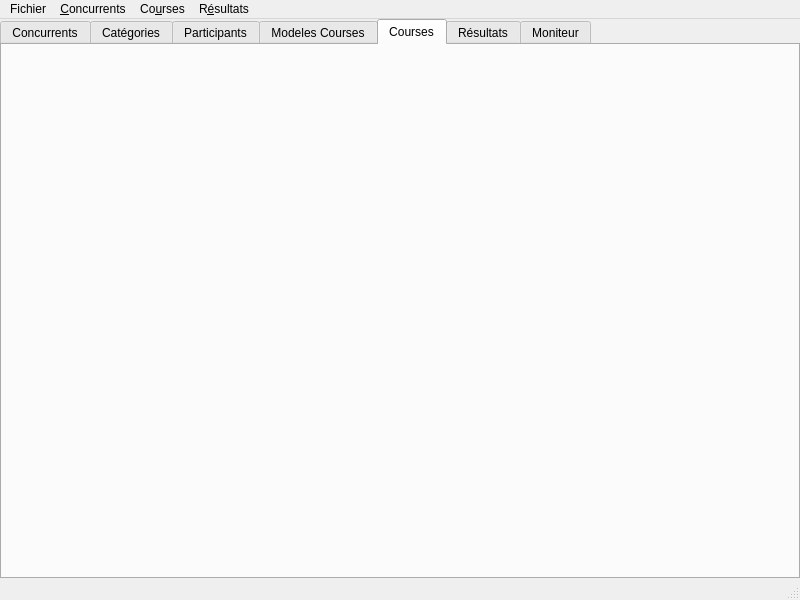
First picture: the form in MainWindow.ui, repository alcatrazproduction/Chrono, before the edit.
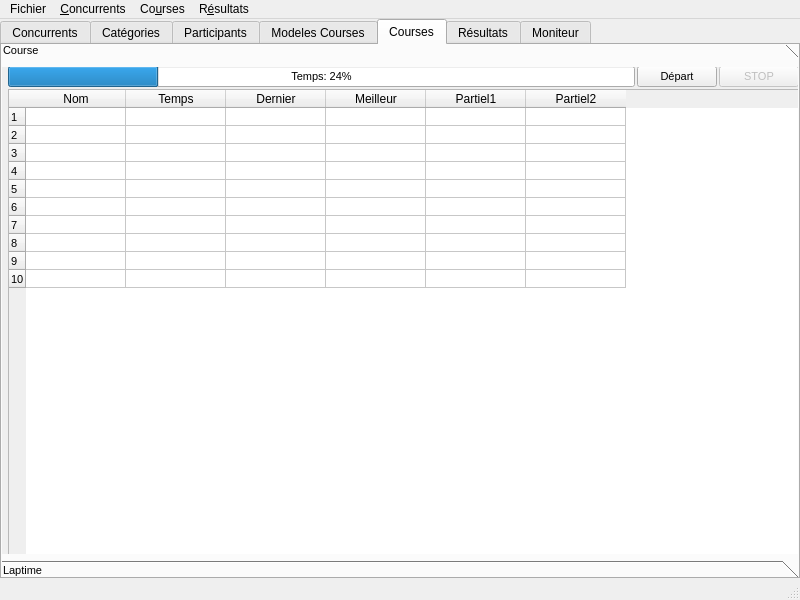
Second picture: the form after the edit. The open tabs and pages were chosen to show the change.

Diff of the .ui file:
```diff
--- a/MainWindow.ui
+++ b/MainWindow.ui
@@ -1619,6 +1619,285 @@
      <attribute name="title">
       <string>Courses</string>
      </attribute>
+     <widget class="QToolBox" name="toolBox">
+      <property name="geometry">
+       <rect>
+        <x>-3</x>
+        <y>-5</y>
+        <width>821</width>
+        <height>541</height>
+       </rect>
+      </property>
+      <property name="sizePolicy">
+       <sizepolicy hsizetype="Maximum" vsizetype="Maximum">
+        <horstretch>0</horstretch>
+        <verstretch>0</verstretch>
+       </sizepolicy>
+      </property>
+      <property name="font">
+       <font>
+        <pointsize>8</pointsize>
+       </font>
+      </property>
+      <property name="toolTip">
+       <string notr="true"/>
+      </property>
+      <property name="statusTip">
+       <string notr="true"/>
+      </property>
+      <property name="accessibleName">
+       <string notr="true"/>
+      </property>
+      <property name="accessibleDescription">
+       <string notr="true"/>
+      </property>
+      <property name="currentIndex">
+       <number>0</number>
+      </property>
+      <property name="tabSpacing">
+       <number>6</number>
+      </property>
+      <widget class="QWidget" name="P_Race">
+       <property name="sizePolicy">
+        <sizepolicy hsizetype="Minimum" vsizetype="Minimum">
+         <horstretch>0</horstretch>
+         <verstretch>0</verstretch>
+        </sizepolicy>
+       </property>
+       <property name="toolTip">
+        <string notr="true"/>
+       </property>
+       <property name="statusTip">
+        <string notr="true"/>
+       </property>
+       <property name="accessibleName">
+        <string notr="true"/>
+       </property>
+       <property name="accessibleDescription">
+        <string notr="true"/>
+       </property>
+       <attribute name="label">
+        <string>Course</string>
+       </attribute>
+       <widget class="QWidget" name="verticalLayoutWidget_2">
+        <property name="geometry">
+         <rect>
+          <x>9</x>
+          <y>-1</y>
+          <width>791</width>
+          <height>491</height>
+         </rect>
+        </property>
+        <layout class="QVBoxLayout" name="verticalLayout_2">
+         <property name="spacing">
+          <number>2</number>
+         </property>
+         <property name="sizeConstraint">
+          <enum>QLayout::SetMaximumSize</enum>
+         </property>
+         <property name="leftMargin">
+          <number>0</number>
+         </property>
+         <property name="topMargin">
+          <number>0</number>
+         </property>
+         <property name="rightMargin">
+          <number>0</number>
+         </property>
+         <property name="bottomMargin">
+          <number>0</number>
+         </property>
+         <item>
+          <layout class="QHBoxLayout" name="horizontalLayout_4" stretch="0,0,0">
+           <property name="spacing">
+            <number>2</number>
+           </property>
+           <property name="sizeConstraint">
+            <enum>QLayout::SetMinimumSize</enum>
+           </property>
+           <property name="leftMargin">
+            <number>0</number>
+           </property>
+           <property name="topMargin">
+            <number>0</number>
+           </property>
+           <property name="rightMargin">
+            <number>0</number>
+           </property>
+           <property name="bottomMargin">
+            <number>0</number>
+           </property>
+           <item>
+            <widget class="QProgressBar" name="progressBar">
+             <property name="enabled">
+              <bool>true</bool>
+             </property>
+             <property name="toolTip">
+              <string notr="true"/>
+             </property>
+             <property name="statusTip">
+              <string notr="true"/>
+             </property>
+             <property name="accessibleName">
+              <string notr="true"/>
+             </property>
+             <property name="accessibleDescription">
+              <string notr="true"/>
+             </property>
+             <property name="value">
+              <number>24</number>
+             </property>
+             <property name="textVisible">
+              <bool>true</bool>
+             </property>
+             <property name="format">
+              <string notr="true">Temps: %p%</string>
+             </property>
+            </widget>
+           </item>
+           <item>
+            <widget class="QPushButton" name="B_Start">
+             <property name="toolTip">
+              <string notr="true"/>
+             </property>
+             <property name="statusTip">
+              <string notr="true"/>
+             </property>
+             <property name="accessibleName">
+              <string notr="true"/>
+             </property>
+             <property name="accessibleDescription">
+              <string notr="true"/>
+             </property>
+             <property name="text">
+              <string>Départ</string>
+             </property>
+            </widget>
+           </item>
+           <item>
+            <widget class="QPushButton" name="pushButton">
+             <property name="enabled">
+              <bool>false</bool>
+             </property>
+             <property name="toolTip">
+              <string notr="true"/>
+             </property>
+             <property name="statusTip">
+              <string notr="true"/>
+             </property>
+             <property name="accessibleName">
+              <string notr="true"/>
+             </property>
+             <property name="accessibleDescription">
+              <string notr="true"/>
+             </property>
+             <property name="text">
+              <string>STOP</string>
+             </property>
+            </widget>
+           </item>
+          </layout>
+         </item>
+         <item>
+          <widget class="QTableWidget" name="tableWidget">
+           <property name="toolTip">
+            <string notr="true"/>
+           </property>
+           <property name="statusTip">
+            <string notr="true"/>
+           </property>
+           <property name="accessibleName">
+            <string notr="true"/>
+           </property>
+           <property name="accessibleDescription">
+            <string notr="true"/>
+           </property>
+           <property name="tabKeyNavigation">
+            <bool>false</bool>
+           </property>
+           <property name="showDropIndicator" stdset="0">
+            <bool>false</bool>
+           </property>
+           <property name="dragDropOverwriteMode">
+            <bool>false</bool>
+           </property>
+           <property name="rowCount">
+            <number>10</number>
+           </property>
+           <attribute name="horizontalHeaderDefaultSectionSize">
+            <number>100</number>
+           </attribute>
+           <attribute name="horizontalHeaderShowSortIndicator" stdset="0">
+            <bool>false</bool>
+           </attribute>
+           <attribute name="horizontalHeaderStretchLastSection">
+            <bool>false</bool>
+           </attribute>
+           <attribute name="verticalHeaderDefaultSectionSize">
+            <number>15</number>
+           </attribute>
+           <attribute name="verticalHeaderStretchLastSection">
+            <bool>false</bool>
+           </attribute>
+           <row/>
+           <row/>
+           <row/>
+           <row/>
+           <row/>
+           <row/>
+           <row/>
+           <row/>
+           <row/>
+           <row/>
+           <column>
+            <property name="text">
+             <string>Nom</string>
+            </property>
+           </column>
+           <column>
+            <property name="text">
+             <string>Temps</string>
+            </property>
+           </column>
+           <column>
+            <property name="text">
+             <string>Dernier</string>
+            </property>
+           </column>
+           <column>
+            <property name="text">
+             <string>Meilleur</string>
+            </property>
+           </column>
+           <column>
+            <property name="text">
+             <string>Partiel1</string>
+            </property>
+           </column>
+           <column>
+            <property name="text">
+             <string>Partiel2</string>
+            </property>
+           </column>
+          </widget>
+         </item>
+        </layout>
+       </widget>
+      </widget>
+      <widget class="QWidget" name="P_Laptime">
+       <property name="geometry">
+        <rect>
+         <x>0</x>
+         <y>0</y>
+         <width>821</width>
+         <height>487</height>
+        </rect>
+       </property>
+       <attribute name="label">
+        <string>Laptime</string>
+       </attribute>
+      </widget>
+     </widget>
     </widget>
     <widget class="QWidget" name="T_Results">
      <attribute name="title">
```
Left out of the diff: 2 changed lines with no effect on the pictures.
